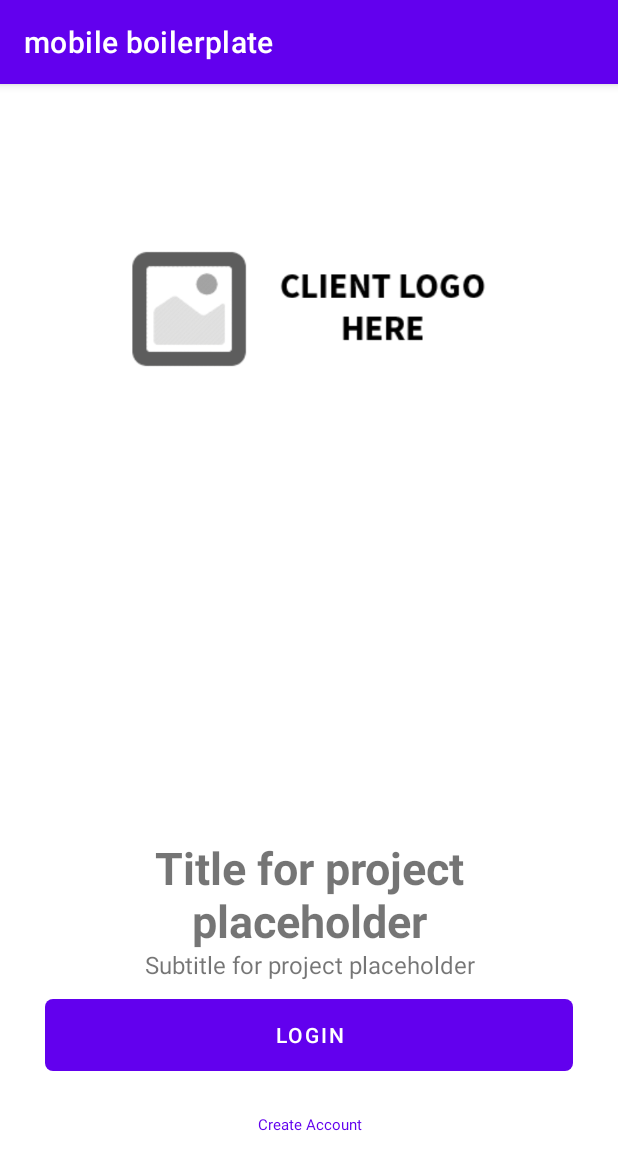
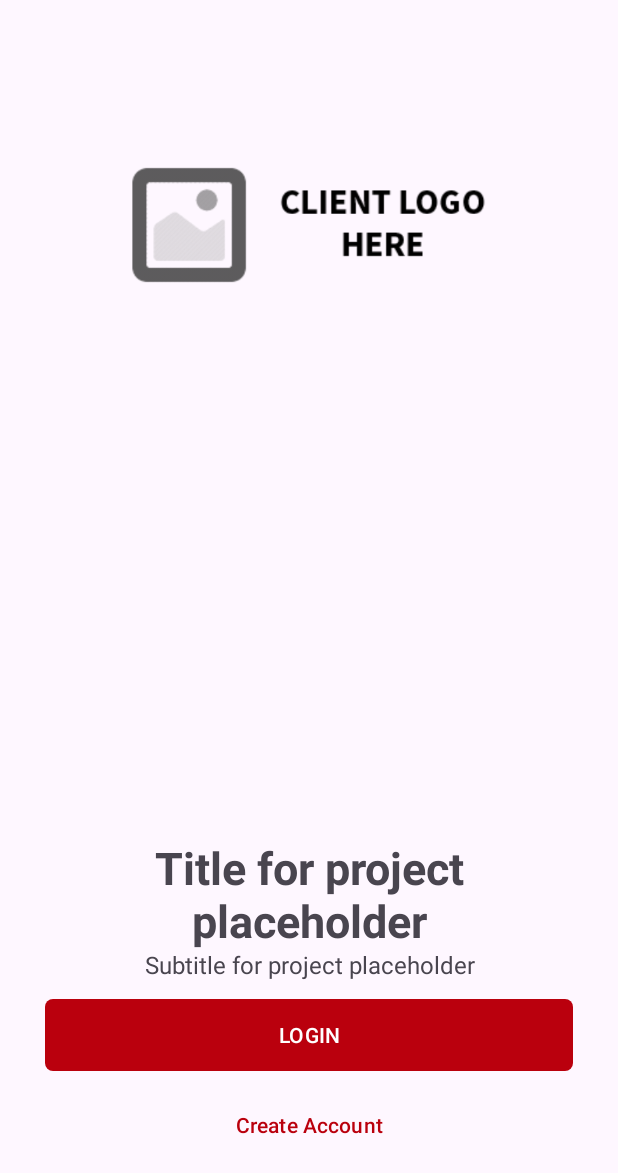
Before and after one commit to mohamadarfakhsy13/native-mobile-boilerplate, an Android app: the screen it shows after launch (StartUpActivity), on a phone screen of 412 x 824 dp. Shown: the top 1173 px of the screen. Run offline under Robolectric (Android 15) with nearby library versions, the phone set to English and light mode, and no system bars.

Commit message:
Configure dark mode and set fullscreen

```diff
--- a/app/src/main/java/com/arfakhsy/mobileboilerplate/StartUpActivity.java
+++ b/app/src/main/java/com/arfakhsy/mobileboilerplate/StartUpActivity.java
@@ -5,6 +5,7 @@ import androidx.appcompat.app.AppCompatActivity;
 import android.content.Intent;
 import android.os.Bundle;
 import android.view.View;
+import android.view.WindowManager;
 
 import com.arfakhsy.mobileboilerplate.ui.LoginActivity;
 import com.arfakhsy.mobileboilerplate.ui.SignUpMainActivity;
@@ -14,6 +15,7 @@ public class StartUpActivity extends AppCompatActivity {
     @Override
     protected void onCreate(Bundle savedInstanceState) {
         super.onCreate(savedInstanceState);
+        getWindow().setFlags(WindowManager.LayoutParams.FLAG_FULLSCREEN, WindowManager.LayoutParams.FLAG_FULLSCREEN);
         setContentView(R.layout.activity_start_up);
     }
 
--- a/app/src/main/java/com/arfakhsy/mobileboilerplate/ui/ForgotPasswordActivity.java
+++ b/app/src/main/java/com/arfakhsy/mobileboilerplate/ui/ForgotPasswordActivity.java
@@ -3,6 +3,7 @@ package com.arfakhsy.mobileboilerplate.ui;
 import androidx.appcompat.app.AppCompatActivity;
 
 import android.os.Bundle;
+import android.view.WindowManager;
 
 import com.arfakhsy.mobileboilerplate.R;
 
@@ -11,6 +12,7 @@ public class ForgotPasswordActivity extends AppCompatActivity {
     @Override
     protected void onCreate(Bundle savedInstanceState) {
         super.onCreate(savedInstanceState);
+        getWindow().setFlags(WindowManager.LayoutParams.FLAG_FULLSCREEN, WindowManager.LayoutParams.FLAG_FULLSCREEN);
         setContentView(R.layout.activity_forgot_password);
     }
 }
--- a/app/src/main/java/com/arfakhsy/mobileboilerplate/ui/LoginActivity.java
+++ b/app/src/main/java/com/arfakhsy/mobileboilerplate/ui/LoginActivity.java
@@ -5,6 +5,7 @@ import androidx.appcompat.app.AppCompatActivity;
 import android.content.Intent;
 import android.os.Bundle;
 import android.view.View;
+import android.view.WindowManager;
 
 import com.arfakhsy.mobileboilerplate.R;
 import com.arfakhsy.mobileboilerplate.StartUpActivity;
@@ -14,6 +15,7 @@ public class LoginActivity extends AppCompatActivity {
     @Override
     protected void onCreate(Bundle savedInstanceState) {
         super.onCreate(savedInstanceState);
+        getWindow().setFlags(WindowManager.LayoutParams.FLAG_FULLSCREEN, WindowManager.LayoutParams.FLAG_FULLSCREEN);
         setContentView(R.layout.activity_login);
     }
 
--- a/app/src/main/java/com/arfakhsy/mobileboilerplate/ui/SignUpMainActivity.java
+++ b/app/src/main/java/com/arfakhsy/mobileboilerplate/ui/SignUpMainActivity.java
@@ -3,6 +3,7 @@ package com.arfakhsy.mobileboilerplate.ui;
 import androidx.appcompat.app.AppCompatActivity;
 
 import android.os.Bundle;
+import android.view.WindowManager;
 
 import com.arfakhsy.mobileboilerplate.R;
 
@@ -11,6 +12,7 @@ public class SignUpMainActivity extends AppCompatActivity {
     @Override
     protected void onCreate(Bundle savedInstanceState) {
         super.onCreate(savedInstanceState);
+        getWindow().setFlags(WindowManager.LayoutParams.FLAG_FULLSCREEN, WindowManager.LayoutParams.FLAG_FULLSCREEN);
         setContentView(R.layout.activity_sign_up_main);
     }
 }
--- a/app/src/main/res/values-night/themes.xml
+++ b/app/src/main/res/values-night/themes.xml
@@ -1,9 +1,9 @@
 <resources xmlns:tools="http://schemas.android.com/tools">
     <!-- Base application theme. -->
-    <style name="Theme.MobileBoilerplate" parent="Theme.MaterialComponents.DayNight.DarkActionBar">
+    <style name="Theme.MobileBoilerplate" parent="Theme.Material3.DayNight.NoActionBar">
         <!-- Primary brand color. -->
-        <item name="colorPrimary">@color/purple_200</item>
-        <item name="colorPrimaryVariant">@color/purple_700</item>
+        <item name="colorPrimary">@color/red_light</item>
+        <item name="colorPrimaryVariant">@color/accent</item>
         <item name="colorOnPrimary">@color/black</item>
         <!-- Secondary brand color. -->
         <item name="colorSecondary">@color/teal_200</item>
@@ -12,5 +12,8 @@
         <!-- Status bar color. -->
         <item name="android:statusBarColor" tools:targetApi="l">?attr/colorPrimaryVariant</item>
         <!-- Customize your theme here. -->
+        <item name="windowActionBar">false</item>
+        <item name="windowNoTitle">true</item>
+        <item name="pinViewStyle">@style/PinWidget.PinView</item>
     </style>
 </resources>
--- a/app/src/main/res/values/colors.xml
+++ b/app/src/main/res/values/colors.xml
@@ -1,10 +1,19 @@
 <?xml version="1.0" encoding="utf-8"?>
 <resources>
-    <color name="purple_200">#FFBB86FC</color>
-    <color name="purple_500">#FF6200EE</color>
-    <color name="purple_700">#FF3700B3</color>
+    <color name="red_dark">#ba000d</color>
+    <color name="red_light">#ff0000</color>
+    <color name="accent">#d50000</color>
     <color name="teal_200">#FF03DAC5</color>
     <color name="teal_700">#FF018786</color>
     <color name="black">#FF000000</color>
     <color name="white">#FFFFFFFF</color>
+    <color name="white_smoke">#F5F5F5</color>
+    <color name="light_white">#FFFFF7</color>
+    <color name="grey">#C3C3C3</color>
+    <color name="grey_light">#E0E0E0</color>
+    <color name="cyan_blue">#F6F8FA</color>
+    <color name="silver_sonic">#757575</color>
+    <color name="transparent">#00000000</color>
+    <color name="dark_cyan">#005F73</color>
+    <color name="silver_light">#EAEFFA</color>
 </resources>
--- a/app/src/main/res/values/themes.xml
+++ b/app/src/main/res/values/themes.xml
@@ -1,16 +1,19 @@
 <resources xmlns:tools="http://schemas.android.com/tools">
     <!-- Base application theme. -->
-    <style name="Theme.MobileBoilerplate" parent="Theme.MaterialComponents.DayNight.DarkActionBar">
+    <style name="Theme.MobileBoilerplate" parent="Theme.Material3.DayNight.NoActionBar">
         <!-- Primary brand color. -->
-        <item name="colorPrimary">@color/purple_500</item>
-        <item name="colorPrimaryVariant">@color/purple_700</item>
+        <item name="colorPrimary">@color/red_dark</item>
+        <item name="colorPrimaryVariant">@color/accent</item>
         <item name="colorOnPrimary">@color/white</item>
         <!-- Secondary brand color. -->
         <item name="colorSecondary">@color/teal_200</item>
         <item name="colorSecondaryVariant">@color/teal_700</item>
-        <item name="colorOnSecondary">@color/black</item>
+        <item name="colorOnSecondary">@color/white</item>
         <!-- Status bar color. -->
         <item name="android:statusBarColor" tools:targetApi="l">?attr/colorPrimaryVariant</item>
         <!-- Customize your theme here. -->
+        <item name="windowActionBar">false</item>
+        <item name="windowNoTitle">true</item>
+        <item name="pinViewStyle">@style/PinWidget.PinView</item>
     </style>
 </resources>
```
Also changed, not shown: app/src/main/res/drawable-night/ic_back.xml (deleted, +0 -9 lines), app/src/main/res/drawable-night/ic_next.xml (deleted, +0 -9 lines), app/src/main/res/drawable/ic_back.xml (deleted, +0 -9 lines), app/src/main/res/drawable/ic_next.xml (deleted, +0 -9 lines).
